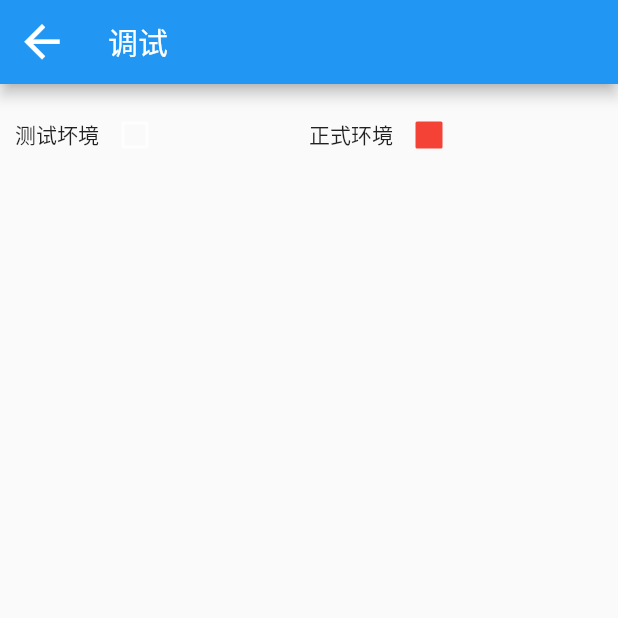
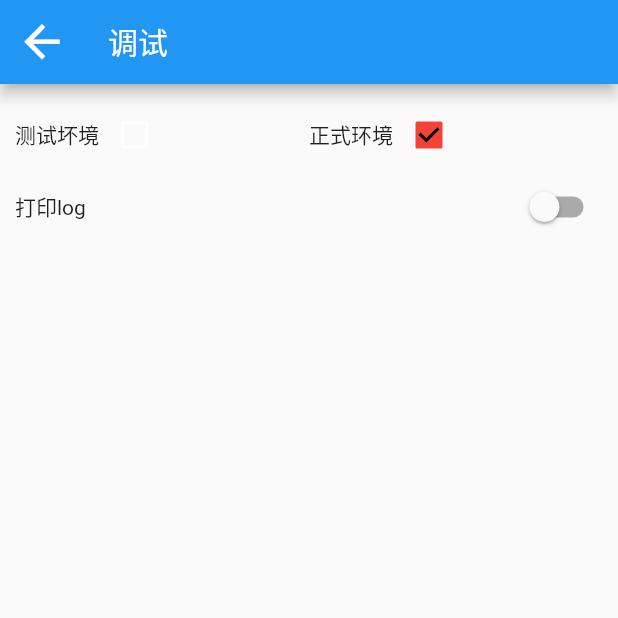
Before and after one commit to Seachal/changsheng_app, a Flutter app: the SPClassTestPage screen opened directly, on a phone screen of 412 x 824 dp, the top half of it. Run offline on Flutter 3.47's test engine with Material 2 defaults, Android fonts, the phone set to English and light mode, and no system bars; our stand-ins replace audioplayers, cached_network_image, connectivity, device_info, dio, event_bus and 19 more; missing offline and left inert: connectivity_for_web, device_information, encrypt, flutter_pickers, flutter_vibrate, fluwx and 8 more; accounts and stored records are empty; network calls fail.

Commit message:
提交代码

```diff
--- a/lib/app/SPClassApplicaion.dart
+++ b/lib/app/SPClassApplicaion.dart
@@ -40,6 +40,7 @@ class SPClassApplicaion
   static SPClassLogInfoEntity ?spProLogOpenInfo;
   static List<String> spProShowMenuList =["home","pk","match","expert","info","pay","match_scheme","match_analyse","match_odds","bcw_data","game"];
   static bool spProEncrypt = false;//是否启用加密
+  static bool spProLOG_OPEN = false;
   static JPush ?spProJPush;
   static EventBus spProEventBus = EventBus();
   static SPClassShowPListEntity ?spProShowPListEntity;//;
--- a/lib/model/SPClassLogInfoEntity.dart
+++ b/lib/model/SPClassLogInfoEntity.dart
@@ -1,17 +1,15 @@
-import 'package:changshengh5/generated/json/base/json_field.dart';
-import 'package:changshengh5/generated/json/SPClassLogInfoEntity.g.dart';
 
 
-@JsonSerializable()
 class SPClassLogInfoEntity {
+  String ?sydid;
+  List<String>? spProMenuList;
+  SPClassLogInfoEntity({this.sydid,this.spProMenuList});
 
-	SPClassLogInfoEntity();
-
-	factory SPClassLogInfoEntity.fromJson(Map<String, dynamic> json) => $SPClassLogInfoEntityFromJson(json);
-
-	Map<String, dynamic> toJson() => $SPClassLogInfoEntityToJson(this);
-
-	 String? sydid;
-	 List<String>? spProMenuList;
+  SPClassLogInfoEntity.fromJson(Map<String, dynamic> json) {
+    sydid = json['sydid'];
+    if(json['menu_list'] != null){
+      spProMenuList = [];(json['menu_list'] as List).forEach((v) { spProMenuList!.add(v); });
+    }
+  }
 
 }
--- a/lib/pages/user/about/SPClassTestPage.dart
+++ b/lib/pages/user/about/SPClassTestPage.dart
@@ -38,11 +38,11 @@ class SPClassTestPageState extends State<SPClassTestPage>{
                children: <Widget>[
                  Expanded(
                    child:GestureDetector(
-                     behavior: HitTestBehavior.opaque,
+                     behavior: HitTestBehavior.translucent,
                      child: Row(
                        children: <Widget>[
                          Text("测试坏境"),
-                         Checkbox(value: debug==1,activeColor: Colors.red,checkColor: Colors.red, onChanged: (bool? value) {  },)
+                         Checkbox(value: debug==1,activeColor: Colors.red,checkColor: Colors.black, onChanged: (bool? value) {  },)
                        ],
                      ),
                      onTap: (){
@@ -59,11 +59,11 @@ class SPClassTestPageState extends State<SPClassTestPage>{
                  ),
                  Expanded(
                    child:GestureDetector(
-                     behavior: HitTestBehavior.opaque,
+                     behavior: HitTestBehavior.translucent,
                      child: Row(
                        children: <Widget>[
                          Text("正式环境"),
-                         Checkbox(value: debug!=1,activeColor: Colors.red,checkColor: Colors.red, onChanged: (bool? value) {  },)
+                         Checkbox(value: debug!=1,activeColor: Colors.red,checkColor: Colors.black, onChanged: (bool? value) {  },)
                        ],
                      ),
                      onTap: (){
@@ -81,30 +81,30 @@ class SPClassTestPageState extends State<SPClassTestPage>{
                ],
              ),
 
-             // Row(
-             //   children: <Widget>[
-             //     Flexible(
-             //       flex: 1,
-             //       fit: FlexFit.tight,
-             //       child: Column(
-             //         crossAxisAlignment: CrossAxisAlignment.start,
-             //         children: <Widget>[
-             //           Text("打印log"),
-             //         ],
-             //       ),
-             //     ),
-             //
-             //     Switch(
-             //       activeColor:Theme.of(context).primaryColor,
-             //       value: SPClassApplicaion.spProLOG_OPEN,
-             //       onChanged: (value){
-             //         SPClassApplicaion.spProLOG_OPEN=value;
-             //         setState(() {
-             //         });
-             //       },
-             //     )
-             //   ],
-             // ),
+             Row(
+               children: <Widget>[
+                 Flexible(
+                   flex: 1,
+                   fit: FlexFit.tight,
+                   child: Column(
+                     crossAxisAlignment: CrossAxisAlignment.start,
+                     children: <Widget>[
+                       Text("打印log"),
+                     ],
+                   ),
+                 ),
+
+                 Switch(
+                   activeColor:Theme.of(context).primaryColor,
+                   value: SPClassApplicaion.spProLOG_OPEN,
+                   onChanged: (value){
+                     SPClassApplicaion.spProLOG_OPEN=value;
+                     setState(() {
+                     });
+                   },
+                 )
+               ],
+             ),
 
 
            ],
```
Also changed, not shown: lib/pages/user/about/SPClassAboutUsPage.dart (+19 -17 lines), lib/splash_screen.dart (+38 -39 lines), lib/generated/json/SPClassLogInfoEntity.g.dart (deleted), lib/generated/json/base/json_convert_content.dart.
